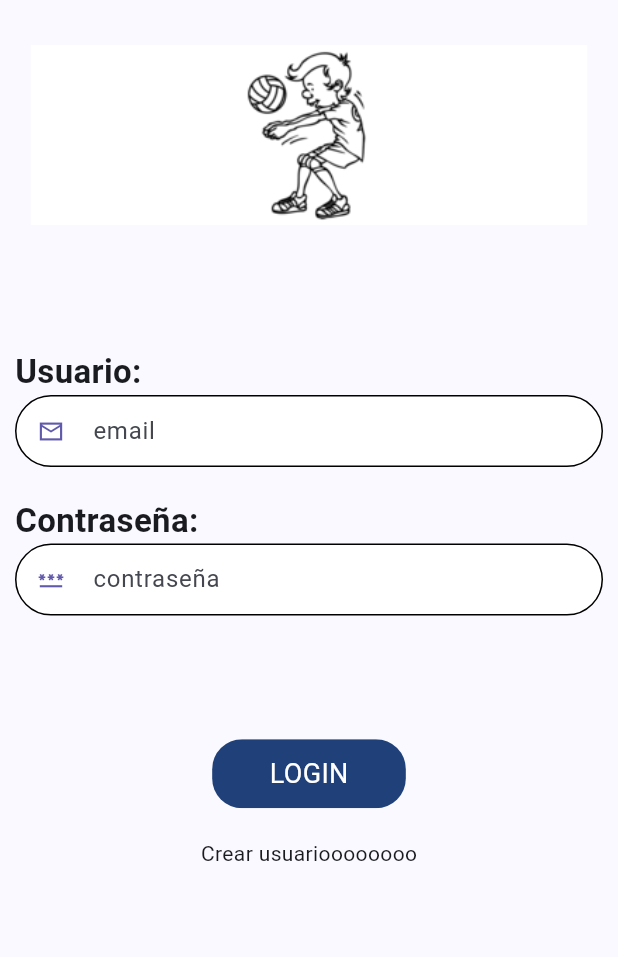
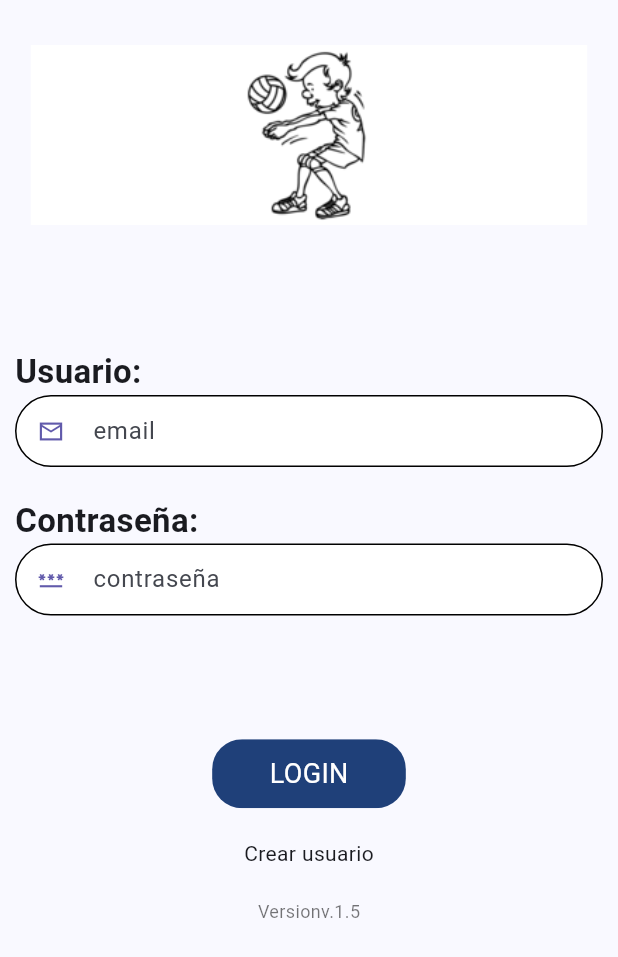
Before and after one commit to jlselma25/pagos_app, a Flutter app: the MenuScreen screen opened by its route, after a tap on the "logout" icon, on a phone screen of 412 x 824 dp. Shown: the top 957 px of the screen. Run offline on Flutter 3.47's test engine with Material 3 defaults, Android fonts, the phone set to English and light mode, and no system bars; our stand-ins replace dio, flutter_spinkit, shared_preferences; accounts and stored records are empty; network calls fail.

Commit message:
add version.

```diff
--- a/lib/global/environment.dart
+++ b/lib/global/environment.dart
@@ -10,5 +10,6 @@ class Environment {
   static String codigoRegistro = '220212';
   static  Color color = const Color(0xFF1F4079);
   static String proyecto = 'Pagos app';
+  static String version = 'v.1.5';
 
 }
--- a/lib/screens/login_screen.dart
+++ b/lib/screens/login_screen.dart
@@ -95,7 +95,7 @@ class LoginScreen extends StatelessWidget {
 
                     const SizedBox(height: 20,),
                       InkWell(
-                        child: const Text('Crear usuarioooooooo'),
+                        child: const Text('Crear usuario'),
 
                         onTap: () async {
                             Navigator.pushReplacementNamed(context, 'registro');
@@ -103,7 +103,9 @@ class LoginScreen extends StatelessWidget {
 
 
 
-                      )
+                      ),
+                      const SizedBox(height: 20,),
+                      Text('Version${Environment.version}',style: const TextStyle(color: Colors.black54, fontSize: 12),)
 
 
                   ],
```
